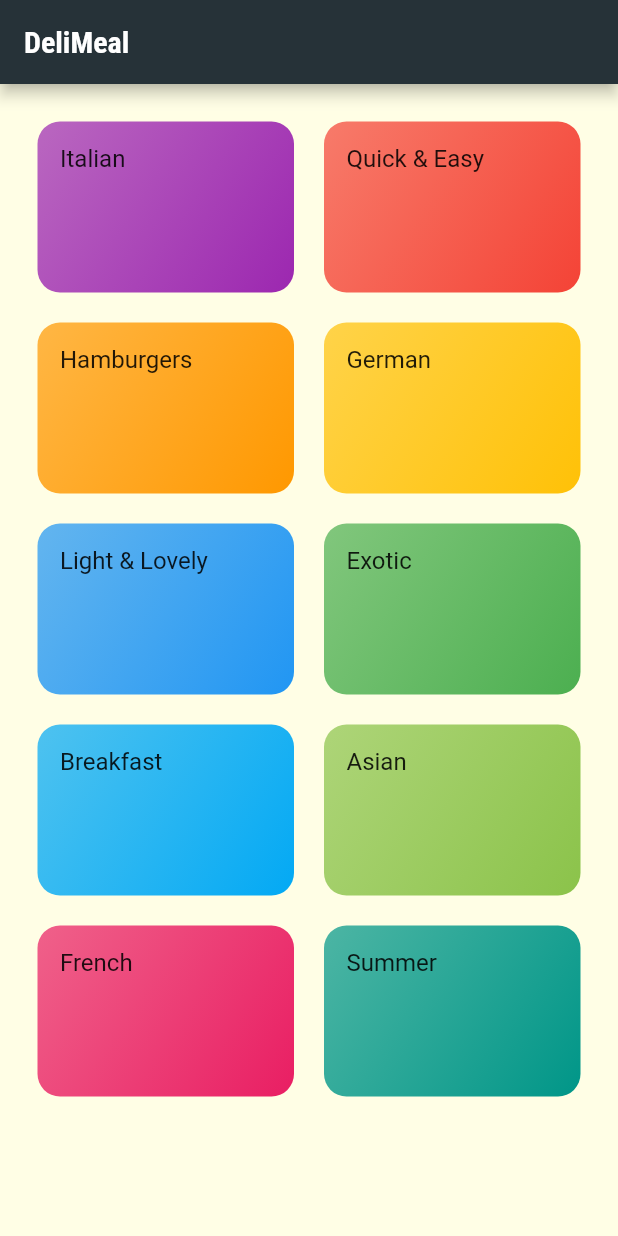
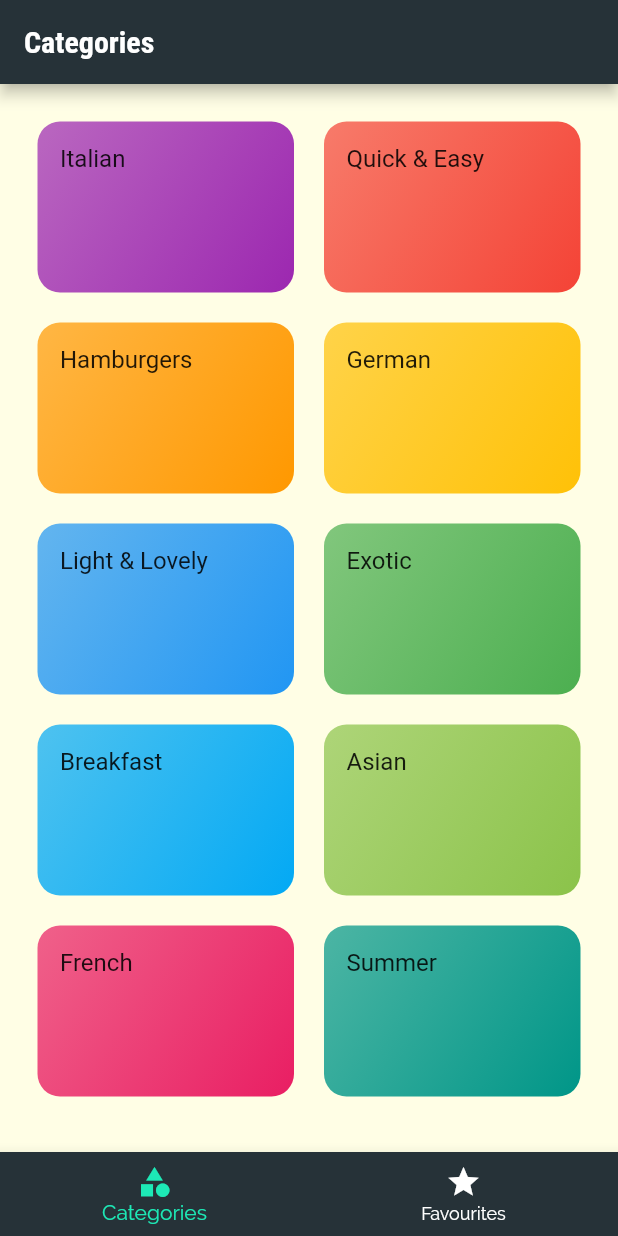
Before and after one commit to EliezerAmbion/flutter_meals_app, a Flutter app: the screen it shows after launch, on a phone screen of 412 x 824 dp. Run offline on Flutter 3.47's test engine with Material 2 defaults, Android fonts, the phone set to English and light mode, and no system bars.

```diff
--- a/lib/main.dart
+++ b/lib/main.dart
@@ -3,6 +3,7 @@ import 'package:flutter/material.dart';
 import 'screens/meal_detail_screen.dart';
 import 'screens/category_meals_screen.dart';
 import 'screens/categories_screen.dart';
+import 'screens/tabs_screen.dart';
 
 void main() => runApp(MyApp());
 
@@ -17,6 +18,7 @@ class MyApp extends StatelessWidget {
             ColorScheme.fromSwatch(primarySwatch: Colors.blueGrey).copyWith(
           primary: Colors.blueGrey[900],
           secondary: Colors.teal[500],
+          tertiary: Colors.tealAccent[400],
         ),
         canvasColor: const Color.fromRGBO(255, 254, 229, 1),
         fontFamily: 'RaleWay',
@@ -36,7 +38,7 @@ class MyApp extends StatelessWidget {
       ),
       // home: CategoriesScreen(),
       routes: {
-        '/': (ctx) => CategoriesScreen(),
+        '/': (ctx) => const TabsScreen(),
         CategoryMealsScreen.routeName: (ctx) => CategoryMealsScreen(),
         MealDetailScreen.routeName: (ctx) => MealDetailScreen(),
       },
--- a/lib/screens/categories_screen.dart
+++ b/lib/screens/categories_screen.dart
@@ -9,11 +9,7 @@ class CategoriesScreen extends StatelessWidget {
 
   @override
   Widget build(BuildContext context) {
-    return Scaffold(
-      appBar: AppBar(
-        title: const Text('DeliMeal'),
-      ),
-      body: GridView(
+    return GridView(
       padding: const EdgeInsets.all(25),
       gridDelegate: const SliverGridDelegateWithMaxCrossAxisExtent(
         maxCrossAxisExtent: 200,
@@ -30,7 +26,6 @@ class CategoriesScreen extends StatelessWidget {
             ),
           )
           .toList(),
-      ),
     );
   }
 }
--- /dev/null
+++ b/lib/screens/favorites_screen.dart
@@ -0,0 +1,15 @@
+import 'package:flutter/material.dart';
+
+class FavoritesScreen extends StatelessWidget {
+  const FavoritesScreen({super.key});
+
+  @override
+  Widget build(BuildContext context) {
+    return const Center(
+      child: Text(
+        'Favorites',
+        style: TextStyle(backgroundColor: Colors.black),
+      ),
+    );
+  }
+}
--- /dev/null
+++ b/lib/screens/tabs_screen.dart
@@ -0,0 +1,54 @@
+import 'package:flutter/material.dart';
+
+import 'categories_screen.dart';
+import 'favorites_screen.dart';
+
+class TabsScreen extends StatefulWidget {
+  const TabsScreen({super.key});
+
+  @override
+  State<TabsScreen> createState() => _TabsScreenState();
+}
+
+class _TabsScreenState extends State<TabsScreen> {
+  final List<Map<String, dynamic>> _pages = const [
+    {'page': CategoriesScreen(), 'title': 'Categories'},
+    {'page': FavoritesScreen(), 'title': 'Favorites'},
+  ];
+
+  int _selectedPageIndex = 0;
+
+  void _selectPage(int index) {
+    setState(() {
+      _selectedPageIndex = index;
+    });
+  }
+
+  @override
+  Widget build(BuildContext context) {
+    return Scaffold(
+      appBar: AppBar(
+        title: Text(_pages[_selectedPageIndex]['title']),
+      ),
+      body: _pages[_selectedPageIndex]['page'],
+      bottomNavigationBar: BottomNavigationBar(
+        onTap: _selectPage,
+        backgroundColor: Theme.of(context).colorScheme.primary,
+        unselectedItemColor: Colors.white,
+        selectedItemColor: Theme.of(context).colorScheme.tertiary,
+        // currentIndex is to tell the bottomNavbar what to highlight
+        currentIndex: _selectedPageIndex,
+        items: const [
+          BottomNavigationBarItem(
+            icon: Icon(Icons.category),
+            label: 'Categories',
+          ),
+          BottomNavigationBarItem(
+            icon: Icon(Icons.star),
+            label: 'Favourites',
+          ),
+        ],
+      ),
+    );
+  }
+}
```
Lines whose indentation alone changed are shown as unchanged.
